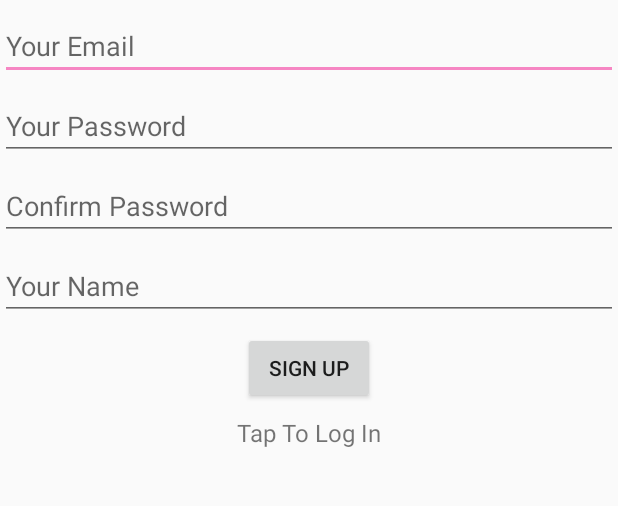
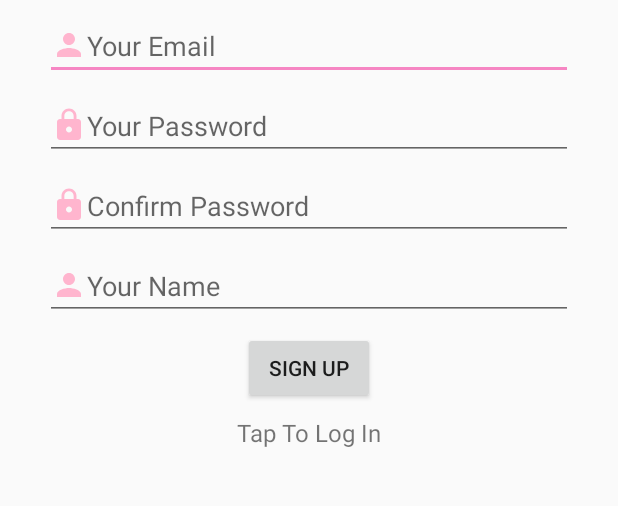
Before and after one commit to vadimpavlina/android-simple-messenger, an Android app: the screen it shows after launch (SignInActivity), on a phone screen of 412 x 824 dp, the part 321-827 px from its top. Run offline under Robolectric (Android 15) with nearby library versions, the phone set to English and light mode, and no system bars; our stand-ins replace Firebase (no records; nobody signed in at launch, a user with empty details on screens opened directly).

Commit message:
Finish Msg

```diff
--- a/app/src/main/AndroidManifest.xml
+++ b/app/src/main/AndroidManifest.xml
@@ -9,7 +9,7 @@
         android:roundIcon="@mipmap/ic_launcher_round"
         android:supportsRtl="true"
         android:theme="@style/AppTheme">
-        <activity android:name=".UserListActivity"></activity>
+        <activity android:name=".UserListActivity" />
         <activity android:name=".MainActivity" />
         <activity android:name=".SignInActivity">
             <intent-filter>
--- a/app/src/main/java/com/example/simplemsg/SignInActivity.java
+++ b/app/src/main/java/com/example/simplemsg/SignInActivity.java
@@ -34,8 +34,9 @@ public class SignInActivity extends AppCompatActivity {
     private Button loginSignUpButton;
 
     private boolean loginModeActive;
-    FirebaseDatabase database;
-    DatabaseReference usersDatabaseReference;
+
+    private FirebaseDatabase database;
+    private DatabaseReference usersDatabaseReference;
 
 
     @Override
@@ -49,8 +50,8 @@ public class SignInActivity extends AppCompatActivity {
 
         emailEditText = findViewById(R.id.emailEditText);
         passwordEditText = findViewById(R.id.passwordEditText);
+        repeatPasswordEditText = findViewById(R.id.repeatPasswordEditText);
         nameEditText = findViewById(R.id.nameEditText);
-        repeatPasswordEditText = findViewById(R.id.repeatPasswordEditText);
         toggleLoginSignUpTextView = findViewById(R.id.toggleLoginSignUpTextView);
         loginSignUpButton = findViewById(R.id.loginSignUpButton);
 
@@ -61,6 +62,7 @@ public class SignInActivity extends AppCompatActivity {
                         passwordEditText.getText().toString().trim());
             }
         });
+
         if (auth.getCurrentUser() != null) {
             startActivity(new Intent(SignInActivity.this, UserListActivity.class));
         }
@@ -102,6 +104,7 @@ public class SignInActivity extends AppCompatActivity {
                             }
                         });
             }
+
         } else {
             if (!passwordEditText.getText().toString().trim().equals(
                     repeatPasswordEditText.getText().toString().trim()
@@ -122,6 +125,7 @@ public class SignInActivity extends AppCompatActivity {
                                     // Sign in success, update UI with the signed-in user's information
                                     Log.d(TAG, "createUserWithEmail:success");
                                     FirebaseUser user = auth.getCurrentUser();
+                                    createUser(user);
                                     //updateUI(user);
                                     Intent intent = new Intent(SignInActivity.this,
                                             UserListActivity.class);
@@ -140,7 +144,6 @@ public class SignInActivity extends AppCompatActivity {
                         });
             }
         }
-
     }
 
     private void createUser(FirebaseUser firebaseUser) {
@@ -159,6 +162,7 @@ public class SignInActivity extends AppCompatActivity {
             loginSignUpButton.setText("Sign Up");
             toggleLoginSignUpTextView.setText("Or, log in");
             repeatPasswordEditText.setVisibility(View.VISIBLE);
+
         } else {
             loginModeActive = true;
             loginSignUpButton.setText("Log In");
--- a/app/src/main/res/drawable/circle_background.xml
+++ b/app/src/main/res/drawable/circle_background.xml
@@ -2,7 +2,7 @@
 <shape xmlns:android="http://schemas.android.com/apk/res/android"
     android:shape="oval">
 
-    <solid android:color="@android:color/holo_blue_light"/>
+    <solid android:color="#ffb5ce"/>
 
     <size
         android:width="50dp"
--- /dev/null
+++ b/app/src/main/res/drawable/ic_password_outline_black_24dp.xml
@@ -0,0 +1,9 @@
+<vector xmlns:android="http://schemas.android.com/apk/res/android"
+    android:width="24dp"
+    android:height="24dp"
+    android:viewportWidth="24.0"
+    android:viewportHeight="24.0">
+    <path
+        android:fillColor="#ffb5ce"
+        android:pathData="M18,8h-1L17,6c0,-2.76 -2.24,-5 -5,-5S7,3.24 7,6v2L6,8c-1.1,0 -2,0.9 -2,2v10c0,1.1 0.9,2 2,2h12c1.1,0 2,-0.9 2,-2L20,10c0,-1.1 -0.9,-2 -2,-2zM12,17c-1.1,0 -2,-0.9 -2,-2s0.9,-2 2,-2 2,0.9 2,2 -0.9,2 -2,2zM15.1,8L8.9,8L8.9,6c0,-1.71 1.39,-3.1 3.1,-3.1 1.71,0 3.1,1.39 3.1,3.1v2z"/>
+</vector>
--- a/app/src/main/res/drawable/ic_person_black_24dp.xml
+++ b/app/src/main/res/drawable/ic_person_outline_black_24dp.xml
@@ -1,5 +1,5 @@
-<vector android:height="50dp" android:tint="#969696"
+<vector android:height="24dp" android:tint="#ffb5ce"
     android:viewportHeight="24.0" android:viewportWidth="24.0"
-    android:width="50dp" xmlns:android="http://schemas.android.com/apk/res/android">
+    android:width="24dp" xmlns:android="http://schemas.android.com/apk/res/android">
     <path android:fillColor="#FF000000" android:pathData="M12,12c2.21,0 4,-1.79 4,-4s-1.79,-4 -4,-4 -4,1.79 -4,4 1.79,4 4,4zM12,14c-2.67,0 -8,1.34 -8,4v2h16v-2c0,-2.66 -5.33,-4 -8,-4z"/>
 </vector>
--- a/app/src/main/res/layout/activity_sign_in.xml
+++ b/app/src/main/res/layout/activity_sign_in.xml
@@ -16,9 +16,12 @@
 
     <EditText
         android:id="@+id/emailEditText"
+        android:drawableLeft="@drawable/ic_person_outline_black_24dp"
         android:layout_width="match_parent"
         android:layout_height="wrap_content"
         android:layout_marginTop="8dp"
+        android:layout_marginLeft="30dp"
+        android:layout_marginRight="30dp"
         android:hint="Your Email"
         android:inputType="textEmailAddress"
         android:singleLine="false" />
@@ -26,25 +29,34 @@
     <EditText
         android:layout_marginTop="8dp"
         android:hint="Your Password"
+        android:drawableLeft="@drawable/ic_password_outline_black_24dp"
         android:inputType="textPassword"
         android:layout_width="match_parent"
         android:layout_height="wrap_content"
+        android:layout_marginLeft="30dp"
+        android:layout_marginRight="30dp"
         android:id="@+id/passwordEditText"/>
 
     <EditText
         android:layout_marginTop="8dp"
         android:hint="Confirm Password"
+        android:drawableLeft="@drawable/ic_password_outline_black_24dp"
         android:inputType="textPassword"
         android:layout_width="match_parent"
         android:layout_height="wrap_content"
+        android:layout_marginLeft="30dp"
+        android:layout_marginRight="30dp"
         android:id="@+id/repeatPasswordEditText"/>
 
     <EditText
         android:layout_marginTop="8dp"
         android:hint="Your Name"
+        android:drawableLeft="@drawable/ic_person_outline_black_24dp"
         android:inputType="textPersonName"
         android:layout_width="match_parent"
         android:layout_height="wrap_content"
+        android:layout_marginLeft="30dp"
+        android:layout_marginRight="30dp"
         android:id="@+id/nameEditText"/>
 
     <Button
--- a/app/src/main/res/layout/activity_user_list.xml
+++ b/app/src/main/res/layout/activity_user_list.xml
@@ -1,4 +1,5 @@
 <?xml version="1.0" encoding="utf-8"?>
+
 <LinearLayout xmlns:android="http://schemas.android.com/apk/res/android"
     xmlns:app="http://schemas.android.com/apk/res-auto"
     xmlns:tools="http://schemas.android.com/tools"
@@ -8,7 +9,7 @@
     tools:context=".UserListActivity">
 
 
-    <android.support.v7.widget.RecyclerView
+    <androidx.recyclerview.widget.RecyclerView
         android:id="@+id/userListRecyclerView"
         android:padding="4dp"
         android:scrollbars="vertical"
--- a/app/src/main/res/layout/user_item.xml
+++ b/app/src/main/res/layout/user_item.xml
@@ -1,5 +1,5 @@
 <?xml version="1.0" encoding="utf-8"?>
-<android.support.v7.widget.CardView
+<androidx.cardview.widget.CardView
     xmlns:android="http://schemas.android.com/apk/res/android"
     android:layout_width="match_parent"
     android:layout_height="wrap_content">
@@ -28,4 +28,4 @@
 
     </LinearLayout>
 
-</android.support.v7.widget.CardView>
+</androidx.cardview.widget.CardView>
```
Also changed, not shown: app/build.gradle (+18 -13 lines), app/src/main/java/com/example/simplemsg/MainActivity.java (+71 -49 lines), app/src/main/java/com/example/simplemsg/User.java (+8 -8 lines), app/src/main/java/com/example/simplemsg/UserListActivity.java (+66 -4 lines).
